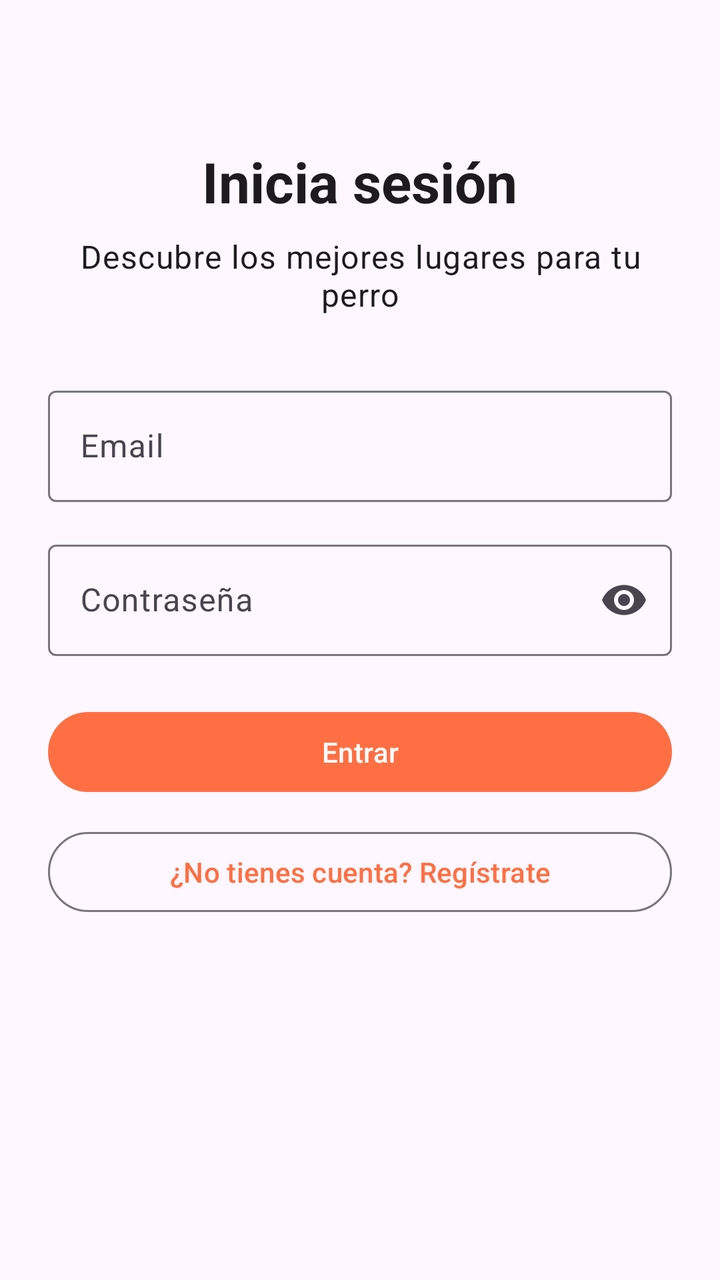
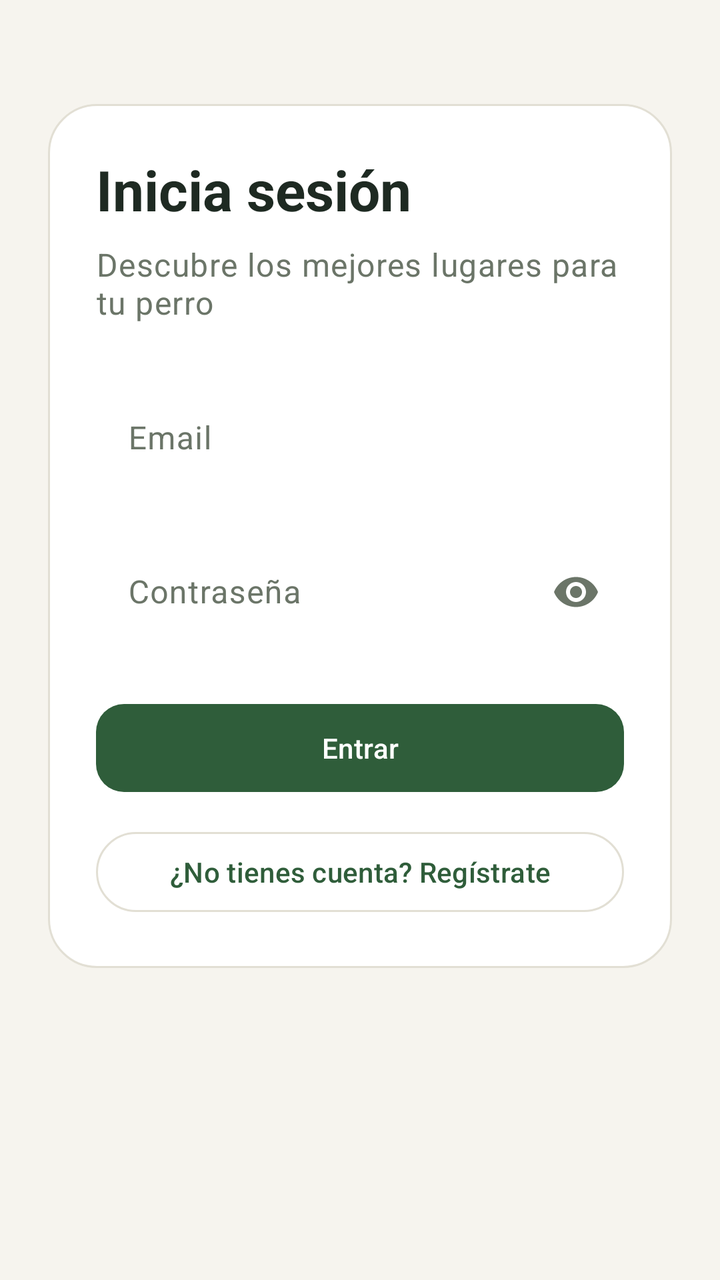

Screens rendered from an Android XML layout before and after an edit, with the pre-edit source and the edit as a unified diff.
<!-- AndroidManifest.xml: application theme Theme.WoofMap -->
<!-- res/layout/activity_login.xml -->
<?xml version="1.0" encoding="utf-8"?>
<ScrollView xmlns:android="http://schemas.android.com/apk/res/android"
    xmlns:app="http://schemas.android.com/apk/res-auto"
    android:layout_width="match_parent"
    android:layout_height="match_parent"
    android:fillViewport="true">

    <LinearLayout
        android:layout_width="match_parent"
        android:layout_height="wrap_content"
        android:gravity="center_horizontal"
        android:orientation="vertical"
        android:padding="24dp">

        <TextView
            android:layout_width="wrap_content"
            android:layout_height="wrap_content"
            android:layout_marginTop="48dp"
            android:text="@string/login_titulo"
            android:textAppearance="?attr/textAppearanceHeadlineMedium"
            android:textStyle="bold" />

        <TextView
            android:layout_width="wrap_content"
            android:layout_height="wrap_content"
            android:layout_marginTop="8dp"
            android:layout_marginBottom="32dp"
            android:gravity="center"
            android:text="@string/login_subtitulo"
            android:textAppearance="?attr/textAppearanceBodyLarge" />

        <com.google.android.material.textfield.TextInputLayout
            style="@style/Widget.Material3.TextInputLayout.OutlinedBox"
            android:layout_width="match_parent"
            android:layout_height="wrap_content"
            android:hint="@string/login_email">

            <com.google.android.material.textfield.TextInputEditText
                android:id="@+id/email"
                android:layout_width="match_parent"
                android:layout_height="wrap_content"
                android:autofillHints="emailAddress"
                android:inputType="textEmailAddress"
                android:maxLines="1" />
        </com.google.android.material.textfield.TextInputLayout>

        <com.google.android.material.textfield.TextInputLayout
            style="@style/Widget.Material3.TextInputLayout.OutlinedBox"
            android:layout_width="match_parent"
            android:layout_height="wrap_content"
            android:layout_marginTop="16dp"
            android:hint="@string/login_password"
            app:endIconMode="password_toggle">

            <com.google.android.material.textfield.TextInputEditText
                android:id="@+id/password"
                android:layout_width="match_parent"
                android:layout_height="wrap_content"
                android:autofillHints="password"
                android:inputType="textPassword"
                android:maxLines="1" />
        </com.google.android.material.textfield.TextInputLayout>

        <com.google.android.material.progressindicator.CircularProgressIndicator
            android:id="@+id/progreso"
            android:layout_width="wrap_content"
            android:layout_height="wrap_content"
            android:layout_marginTop="24dp"
            android:indeterminate="true"
            android:visibility="gone" />

        <com.google.android.material.button.MaterialButton
            android:id="@+id/botonEntrar"
            android:layout_width="match_parent"
            android:layout_height="wrap_content"
            android:layout_marginTop="24dp"
            android:text="@string/login_entrar" />

        <com.google.android.material.button.MaterialButton
            android:id="@+id/botonRegistro"
            style="@style/Widget.Material3.Button.OutlinedButton"
            android:layout_width="match_parent"
            android:layout_height="wrap_content"
            android:layout_marginTop="12dp"
            android:text="@string/login_sin_cuenta" />
    </LinearLayout>
</ScrollView>
<!-- resources referenced by this layout -->
<resources>
  <string name="login_email">Email</string>
  <string name="login_entrar">Entrar</string>
  <string name="login_password">Contraseña</string>
  <string name="login_sin_cuenta">¿No tienes cuenta? Regístrate</string>
  <string name="login_subtitulo">Descubre los mejores lugares para tu perro</string>
  <string name="login_titulo">Inicia sesión</string>
  <style name="Theme.WoofMap" parent="Theme.Material3.DayNight.NoActionBar">
          <item name="colorPrimary">@color/woofmap_primary</item>
          <item name="colorOnPrimary">@color/white</item>
      </style>
  <color name="woofmap_primary">#FF6F43</color>
  <color name="white">#FFFFFFFF</color>
</resources>

<!-- the commit's change to res/layout/activity_login.xml (unified diff, before → after) -->
@@ -3,6 +3,7 @@
     xmlns:app="http://schemas.android.com/apk/res-auto"
     android:layout_width="match_parent"
     android:layout_height="match_parent"
+    android:background="@color/woofmap_background"
     android:fillViewport="true">
 
     <LinearLayout
@@ -12,76 +13,90 @@
         android:orientation="vertical"
         android:padding="24dp">
 
-        <TextView
-            android:layout_width="wrap_content"
-            android:layout_height="wrap_content"
-            android:layout_marginTop="48dp"
-            android:text="@string/login_titulo"
-            android:textAppearance="?attr/textAppearanceHeadlineMedium"
-            android:textStyle="bold" />
-
-        <TextView
-            android:layout_width="wrap_content"
-            android:layout_height="wrap_content"
-            android:layout_marginTop="8dp"
-            android:layout_marginBottom="32dp"
-            android:gravity="center"
-            android:text="@string/login_subtitulo"
-            android:textAppearance="?attr/textAppearanceBodyLarge" />
-
-        <com.google.android.material.textfield.TextInputLayout
-            style="@style/Widget.Material3.TextInputLayout.OutlinedBox"
+        <LinearLayout
             android:layout_width="match_parent"
             android:layout_height="wrap_content"
-            android:hint="@string/login_email">
+            android:layout_marginTop="28dp"
+            android:background="@drawable/bg_card"
+            android:orientation="vertical"
+            android:padding="24dp">
 
-            <com.google.android.material.textfield.TextInputEditText
-                android:id="@+id/email"
+            <TextView
+                android:layout_width="wrap_content"
+                android:layout_height="wrap_content"
+                android:text="@string/login_titulo"
+                android:textAppearance="?attr/textAppearanceHeadlineMedium"
+                android:textColor="?attr/colorOnSurface"
+                android:textStyle="bold" />
+
+            <TextView
+                android:layout_width="wrap_content"
+                android:layout_height="wrap_content"
+                android:layout_marginTop="8dp"
+                android:layout_marginBottom="24dp"
+                android:text="@string/login_subtitulo"
+                android:textAppearance="?attr/textAppearanceBodyLarge"
+                android:textColor="?attr/colorOnSurfaceVariant" />
+
+            <com.google.android.material.textfield.TextInputLayout
+                style="@style/Widget.WoofMap.TextInputLayout"
                 android:layout_width="match_parent"
                 android:layout_height="wrap_content"
-                android:autofillHints="emailAddress"
-                android:inputType="textEmailAddress"
-                android:maxLines="1" />
-        </com.google.android.material.textfield.TextInputLayout>
+                android:hint="@string/login_email">
 
-        <com.google.android.material.textfield.TextInputLayout
-            style="@style/Widget.Material3.TextInputLayout.OutlinedBox"
-            android:layout_width="match_parent"
-            android:layout_height="wrap_content"
-            android:layout_marginTop="16dp"
-            android:hint="@string/login_password"
-            app:endIconMode="password_toggle">
+                <com.google.android.material.textfield.TextInputEditText
+                    android:id="@+id/email"
+                    android:layout_width="match_parent"
+                    android:layout_height="wrap_content"
+                    android:autofillHints="emailAddress"
+                    android:background="@android:color/transparent"
+                    android:inputType="textEmailAddress"
+                    android:maxLines="1"
+                    android:textColor="?attr/colorOnSurface" />
+            </com.google.android.material.textfield.TextInputLayout>
 
-            <com.google.android.material.textfield.TextInputEditText
-                android:id="@+id/password"
+            <com.google.android.material.textfield.TextInputLayout
+                style="@style/Widget.WoofMap.TextInputLayout"
                 android:layout_width="match_parent"
                 android:layout_height="wrap_content"
-                android:autofillHints="password"
-                android:inputType="textPassword"
-                android:maxLines="1" />
-        </com.google.android.material.textfield.TextInputLayout>
+                android:layout_marginTop="16dp"
+                android:hint="@string/login_password"
+                app:endIconMode="password_toggle">
 
-        <com.google.android.material.progressindicator.CircularProgressIndicator
-            android:id="@+id/progreso"
-            android:layout_width="wrap_content"
-            android:layout_height="wrap_content"
-            android:layout_marginTop="24dp"
-            android:indeterminate="true"
-            android:visibility="gone" />
+                <com.google.android.material.textfield.TextInputEditText
+                    android:id="@+id/password"
+                    android:layout_width="match_parent"
+                    android:layout_height="wrap_content"
+                    android:autofillHints="password"
+                    android:background="@android:color/transparent"
+                    android:inputType="textPassword"
+                    android:maxLines="1"
+                    android:textColor="?attr/colorOnSurface" />
+            </com.google.android.material.textfield.TextInputLayout>
 
-        <com.google.android.material.button.MaterialButton
-            android:id="@+id/botonEntrar"
-            android:layout_width="match_parent"
-            android:layout_height="wrap_content"
-            android:layout_marginTop="24dp"
-            android:text="@string/login_entrar" />
+            <com.google.android.material.progressindicator.CircularProgressIndicator
+                android:id="@+id/progreso"
+                android:layout_width="wrap_content"
+                android:layout_height="wrap_content"
+                android:layout_gravity="center_horizontal"
+                android:layout_marginTop="24dp"
+                android:indeterminate="true"
+                android:visibility="gone" />
 
-        <com.google.android.material.button.MaterialButton
-            android:id="@+id/botonRegistro"
-            style="@style/Widget.Material3.Button.OutlinedButton"
-            android:layout_width="match_parent"
-            android:layout_height="wrap_content"
-            android:layout_marginTop="12dp"
-            android:text="@string/login_sin_cuenta" />
+            <com.google.android.material.button.MaterialButton
+                android:id="@+id/botonEntrar"
+                android:layout_width="match_parent"
+                android:layout_height="wrap_content"
+                android:layout_marginTop="24dp"
+                android:text="@string/login_entrar" />
+
+            <com.google.android.material.button.MaterialButton
+                android:id="@+id/botonRegistro"
+                style="@style/Widget.Material3.Button.OutlinedButton"
+                android:layout_width="match_parent"
+                android:layout_height="wrap_content"
+                android:layout_marginTop="12dp"
+                android:text="@string/login_sin_cuenta" />
+        </LinearLayout>
     </LinearLayout>
 </ScrollView>
<!-- resource entries referenced after the edit -->
@@ -1,16 +1,65 @@
 <!-- resources referenced by this layout -->
 <resources>
+  <color name="woofmap_background">#F6F4EE</color>
+  <!-- drawable bg_card (drawable) -->
+  <?xml version="1.0" encoding="utf-8"?>
+  <shape xmlns:android="http://schemas.android.com/apk/res/android"
+      android:shape="rectangle">
+      <solid android:color="@color/woofmap_surface" />
+      <corners android:radius="24dp" />
+      <stroke
+          android:width="1dp"
+          android:color="@color/woofmap_borde" />
+  </shape>
   <string name="login_email">Email</string>
   <string name="login_entrar">Entrar</string>
   <string name="login_password">Contraseña</string>
   <string name="login_sin_cuenta">¿No tienes cuenta? Regístrate</string>
   <string name="login_subtitulo">Descubre los mejores lugares para tu perro</string>
   <string name="login_titulo">Inicia sesión</string>
-  <style name="Theme.WoofMap" parent="Theme.Material3.DayNight.NoActionBar">
+  <style name="Widget.WoofMap.TextInputLayout" parent="Widget.Material3.TextInputLayout.OutlinedBox">
+          <item name="boxBackgroundMode">outline</item>
+          <item name="boxBackgroundColor">@color/woofmap_surface</item>
+          <item name="boxStrokeColor">@color/woofmap_borde</item>
+          <item name="boxStrokeWidth">1dp</item>
+          <item name="boxCornerRadiusTopStart">14dp</item>
+          <item name="boxCornerRadiusTopEnd">14dp</item>
+          <item name="boxCornerRadiusBottomStart">14dp</item>
+          <item name="boxCornerRadiusBottomEnd">14dp</item>
+          <item name="android:textColorHint">@color/woofmap_text_secondary</item>
+      </style>
+  <style name="Theme.WoofMap" parent="Theme.Material3.Light.NoActionBar">
           <item name="colorPrimary">@color/woofmap_primary</item>
+          <item name="colorPrimaryVariant">@color/woofmap_primary_dark</item>
           <item name="colorOnPrimary">@color/white</item>
+          <item name="colorSecondary">@color/woofmap_secondary</item>
+          <item name="colorOnSecondary">@color/woofmap_text_primary</item>
+          <item name="colorSurface">@color/woofmap_surface</item>
+          <item name="colorOnSurface">@color/woofmap_text_primary</item>
+          <item name="colorOnSurfaceVariant">@color/woofmap_text_secondary</item>
+          <item name="colorOutline">@color/woofmap_borde</item>
+          <item name="android:colorBackground">@color/woofmap_background</item>
+          <item name="android:statusBarColor">@android:color/transparent</item>
+          <item name="android:navigationBarColor">@color/woofmap_background</item>
+          <item name="android:windowLightStatusBar">true</item>
+          <item name="android:windowLightNavigationBar">true</item>
+          <item name="materialButtonStyle">@style/Widget.WoofMap.Button</item>
+          <item name="textInputStyle">@style/Widget.WoofMap.TextInputLayout</item>
       </style>
-  <color name="woofmap_primary">#FF6F43</color>
+  <color name="woofmap_surface">#FFFFFF</color>
+  <color name="woofmap_borde">#E2DFD4</color>
+  <color name="woofmap_text_secondary">#6B7568</color>
+  <color name="woofmap_primary">#2F5D3A</color>
+  <color name="woofmap_primary_dark">#24482D</color>
   <color name="white">#FFFFFFFF</color>
+  <color name="woofmap_secondary">#8FAE7E</color>
+  <color name="woofmap_text_primary">#1E2A22</color>
+  <style name="Widget.WoofMap.Button" parent="Widget.Material3.Button">
+          <item name="android:textAllCaps">false</item>
+          <item name="android:minHeight">52dp</item>
+          <item name="cornerRadius">14dp</item>
+          <item name="backgroundTint">@color/woofmap_primary</item>
+          <item name="android:textColor">@color/white</item>
+      </style>
 </resources>
 
